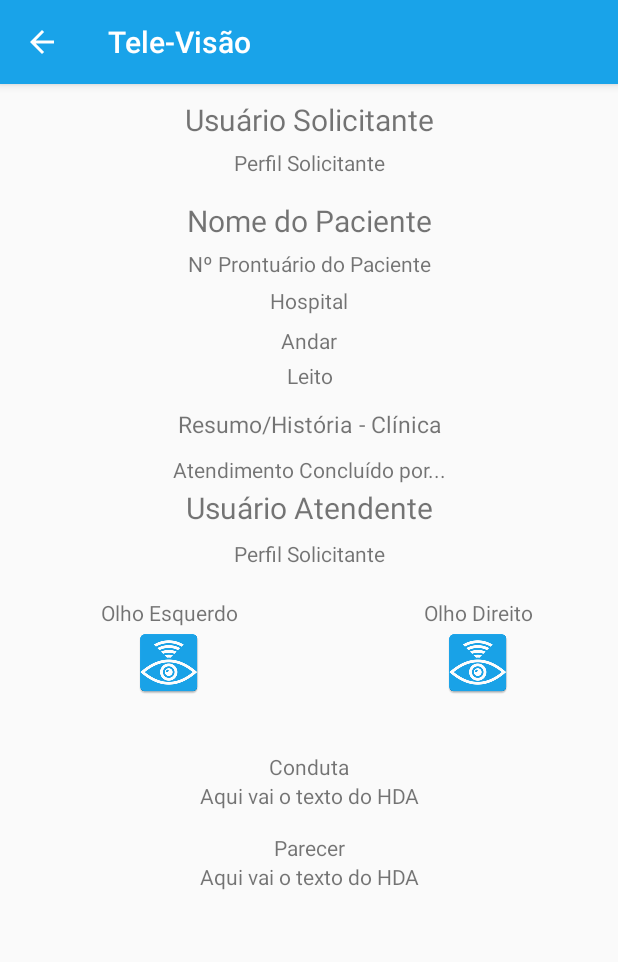
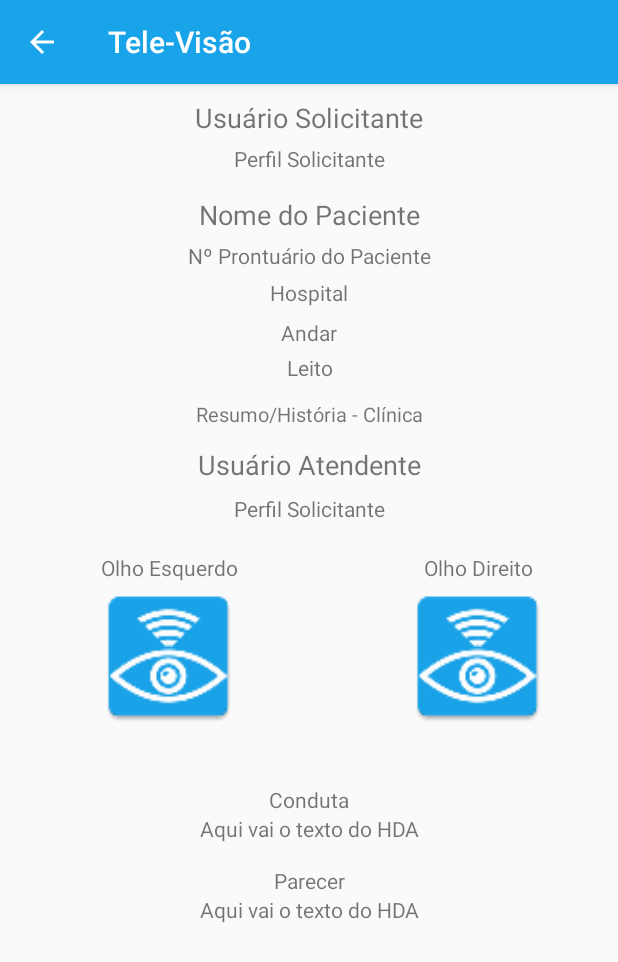
Before and after one commit to giovaninb/TeleVisao, an Android app: the VisualizaHistoricoActivity screen opened directly, with no data from a screen before it, on a phone screen of 412 x 824 dp. Shown: the top 962 px of the screen. Run offline under Robolectric (Android 15) with nearby library versions, the phone set to English and light mode, and no system bars; our stand-ins replace Picasso; network calls fail; pictures from the network do not load; 15 statements that could not run were skipped.

Commit message:
Versão alpha do app

```diff
--- a/app/src/main/java/br/edu/ufcspa/giovanib/televisao/controle/VisualizaHistoricoActivity.java
+++ b/app/src/main/java/br/edu/ufcspa/giovanib/televisao/controle/VisualizaHistoricoActivity.java
@@ -55,16 +55,16 @@ public class VisualizaHistoricoActivity extends AppCompatActivity {
         conduta = (TextView) findViewById(R.id.conduta);
         parecer = (TextView) findViewById(R.id.parecer);
 
-        nome_usuario_solicitante.setText(nome_usuario_solicitante.getText().toString()+": "+singleton.historicoAtendimentoAtual.getNome_usuario_solicitante());
+        nome_usuario_solicitante.setText(nome_usuario_solicitante.getText().toString()+":\n "+singleton.historicoAtendimentoAtual.getNome_usuario_solicitante());
         perfil_solicitante.setText(perfil_solicitante.getText().toString()+": "+getPerfil(singleton.historicoAtendimentoAtual.getPerfil_solicitante()));
-        nome_paciente.setText(nome_paciente.getText().toString()+": "+singleton.historicoAtendimentoAtual.getNome_paciente());
+        nome_paciente.setText(nome_paciente.getText().toString()+":\n "+singleton.historicoAtendimentoAtual.getNome_paciente());
         n_prontuario.setText(n_prontuario.getText().toString()+": "+singleton.historicoAtendimentoAtual.getN_prontuario());
         hospital.setText(hospital.getText().toString()+": "+singleton.historicoAtendimentoAtual.getHospital());
         andar.setText(andar.getText().toString()+": "+singleton.historicoAtendimentoAtual.getAndar());
         status.setText(status.getText().toString()+": "+singleton.historicoAtendimentoAtual.getStatus());
         leito.setText(leito.getText().toString()+": "+singleton.historicoAtendimentoAtual.getLeito());
         resumo_clinico.setText(resumo_clinico.getText().toString()+": \n"+singleton.historicoAtendimentoAtual.getResumo_clinico());
-        nome_usuario_responsavel.setText(nome_usuario_responsavel.getText().toString()+": "+singleton.historicoAtendimentoAtual.getNome_usuario_responsavel());
+        nome_usuario_responsavel.setText(nome_usuario_responsavel.getText().toString()+":\n "+singleton.historicoAtendimentoAtual.getNome_usuario_responsavel());
         perfil_responsavel.setText(perfil_responsavel.getText().toString()+": "+getPerfil(singleton.historicoAtendimentoAtual.getPerfil_responsavel()));
         // Carrega imagens
 
--- a/app/src/main/res/layout/activity_historico_atendimento.xml
+++ b/app/src/main/res/layout/activity_historico_atendimento.xml
@@ -13,7 +13,7 @@
     <ListView
         android:id="@+id/listViewHistorico"
         android:layout_width="match_parent"
-        android:paddingBottom="45dp"
+        android:layout_margin="10dp"
         android:layout_height="match_parent">
     </ListView>
 
--- a/app/src/main/res/layout/activity_visualiza_historico.xml
+++ b/app/src/main/res/layout/activity_visualiza_historico.xml
@@ -23,7 +23,7 @@
                 android:layout_width="match_parent"
                 android:layout_gravity="center"
                 android:layout_marginTop="10dp"
-                android:textSize="20sp"
+                android:textSize="8pt"
                 android:textAlignment="center"
                 android:text="@string/atend_user_solic"
                 android:layout_height="wrap_content" />
@@ -41,7 +41,7 @@
                 android:id="@+id/nome_paciente"
                 android:layout_width="match_parent"
                 android:layout_marginTop="10dp"
-                android:textSize="20sp"
+                android:textSize="8pt"
                 android:layout_gravity="center"
                 android:textAlignment="center"
                 android:text="@string/atend_nome_pac"
@@ -88,7 +88,7 @@
                 android:layout_width="match_parent"
                 android:layout_gravity="center"
                 android:textAlignment="center"
-                android:textSize="15sp"
+                android:textSize="6pt"
                 android:isScrollContainer="true"
                 android:layout_margin="10dp"
                 android:text="@string/atend_resumo"
@@ -100,14 +100,16 @@
                 android:layout_gravity="center"
                 android:textAlignment="center"
                 android:layout_height="wrap_content"
-                android:text="@string/concluido" />
+                android:text="@string/concluido"
+                android:visibility="gone"
+                />
 
             <TextView
                 android:id="@+id/nome_usuario_responsavel"
                 android:layout_width="match_parent"
                 android:layout_gravity="center"
                 android:layout_margin="2dp"
-                android:textSize="20sp"
+                android:textSize="8pt"
                 android:textAlignment="center"
                 android:text="@string/user_atend"
                 android:layout_height="wrap_content" />
@@ -151,8 +153,8 @@
 
                         <ImageView
                             android:id="@+id/img_olhoEsquerdo"
-                            android:layout_width="wrap_content"
-                            android:layout_height="wrap_content"
+                            android:layout_width="100dp"
+                            android:layout_height="100dp"
                             android:layout_gravity="center"
                             app:srcCompat="@mipmap/ic_logo" />
 
@@ -175,8 +177,8 @@
 
                         <ImageView
                             android:id="@+id/img_olhoDireito"
-                            android:layout_width="wrap_content"
-                            android:layout_height="wrap_content"
+                            android:layout_width="100dp"
+                            android:layout_height="100dp"
                             android:layout_gravity="center"
                             app:srcCompat="@mipmap/ic_logo" />
 
--- a/app/src/main/res/layout/fragment_tabbed.xml
+++ b/app/src/main/res/layout/fragment_tabbed.xml
@@ -8,7 +8,8 @@
     <ListView
         android:layout_width="match_parent"
         android:id="@+id/lista"
-        android:paddingBottom="45dp"
+        android:layout_margin="10dp"
+        android:paddingBottom="10dp"
         android:layout_height="match_parent">
     </ListView>
 
--- a/app/src/main/res/layout/nav_header_dashboard.xml
+++ b/app/src/main/res/layout/nav_header_dashboard.xml
@@ -17,7 +17,9 @@
         android:layout_width="wrap_content"
         android:layout_height="wrap_content"
         android:paddingTop="@dimen/nav_header_vertical_spacing"
-        app:srcCompat="@android:drawable/sym_def_app_icon" />
+        app:srcCompat="@android:drawable/sym_def_app_icon"
+        android:visibility="gone"
+        />
 
     <TextView
         android:id="@+id/nav_nomeUsuario"
```
Also changed, not shown: app/src/main/java/br/edu/ufcspa/giovanib/televisao/controle/DashboardActivity.java (+16 -1 lines), app/src/main/res/layout/activity_iniciar_atendimento.xml (+10 -4 lines), app/src/main/res/layout/item_atend_listview.xml (+17 -7 lines), app/src/main/res/layout/item_historico_listview.xml (+41 -10 lines).
